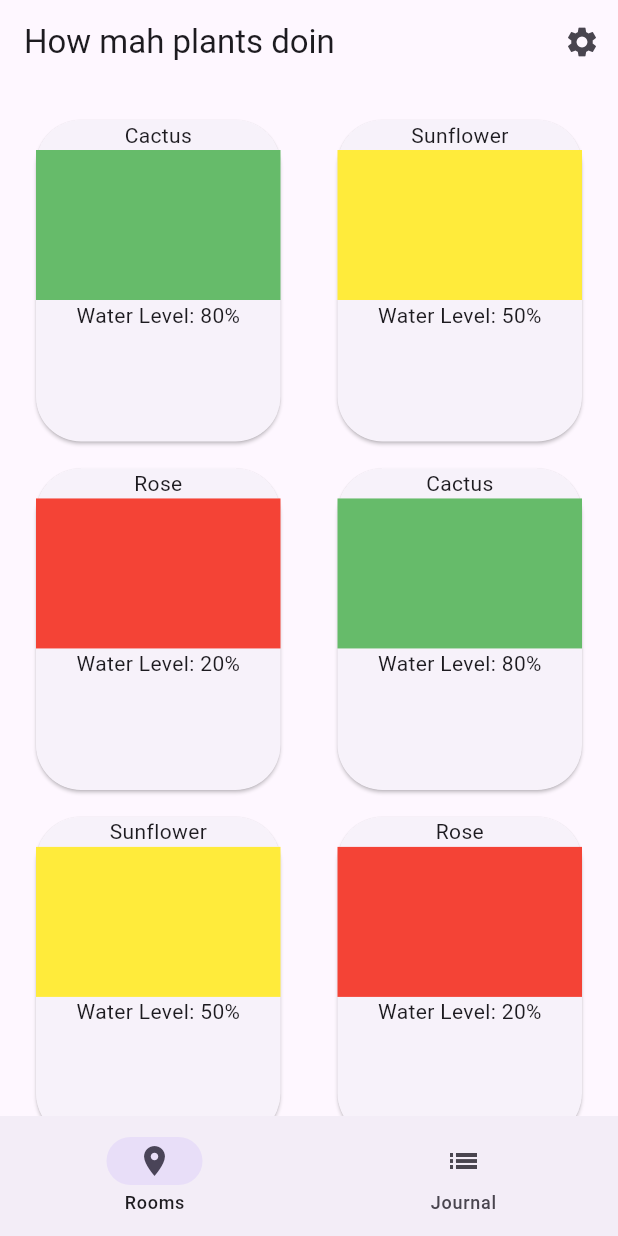
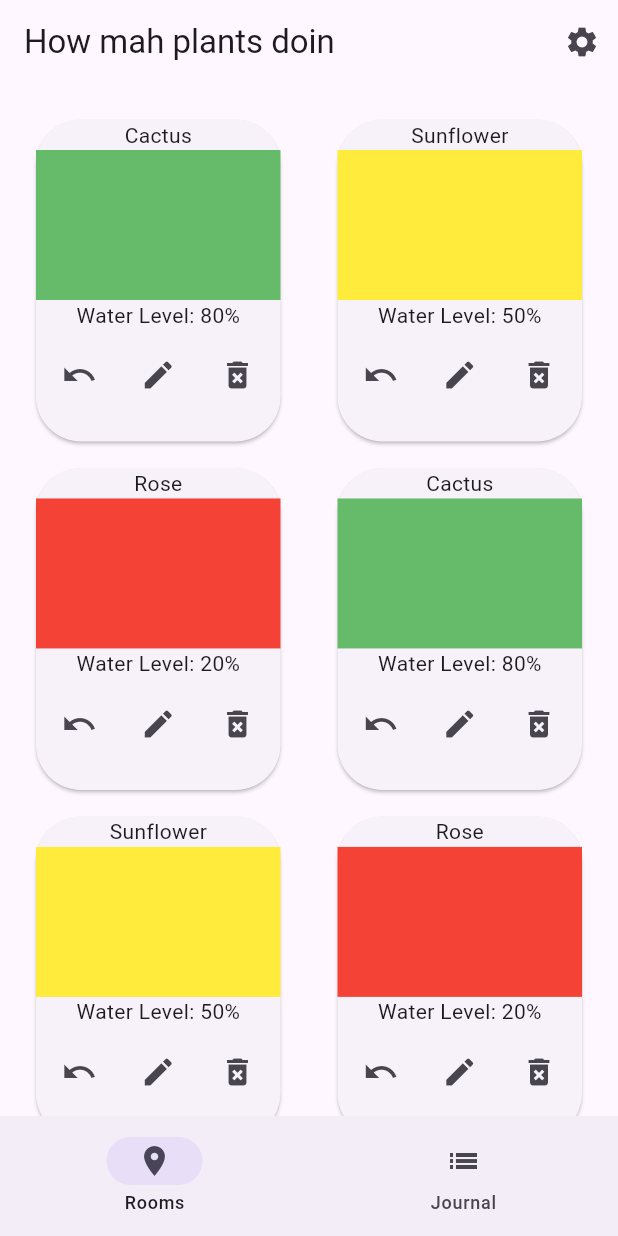
Before and after one commit to bromi0/simple_water_tracker, a Flutter app: the screen it shows after launch, on a phone screen of 412 x 824 dp. Run offline on Flutter 3.47's test engine with Material 3 defaults, Android fonts, the phone set to English and light mode, and no system bars; generated files the repository leaves out were written again.

Commit message:
add state and buttons for cards

```diff
--- a/lib/src/app.dart
+++ b/lib/src/app.dart
@@ -73,7 +73,7 @@ class MyApp extends StatelessWidget {
                     return const SampleItemDetailsView();
                   case PlantListView.routeName:
                   default:
-                    return PlantListView();
+                    return const PlantListView();
                 }
               },
             );
--- a/lib/src/sample_feature/plant_data.dart
+++ b/lib/src/sample_feature/plant_data.dart
@@ -1,3 +1,5 @@
+import 'dart:collection';
+
 import 'package:flutter/material.dart';
 import 'package:uuid/uuid.dart';
 
@@ -15,3 +17,27 @@ class PlantData {
 
   // You can add more properties or methods if needed
 }
+
+class PlantStore extends ChangeNotifier {
+  final List<PlantData> _plants = [
+    PlantData(name: 'Cactus', waterLevel: 80, color: Colors.green.shade400),
+    PlantData(name: 'Sunflower', waterLevel: 50, color: Colors.yellow),
+    PlantData(name: 'Rose', waterLevel: 20, color: Colors.red),
+    PlantData(name: 'Cactus', waterLevel: 80, color: Colors.green.shade400),
+    PlantData(name: 'Sunflower', waterLevel: 50, color: Colors.yellow),
+    PlantData(name: 'Rose', waterLevel: 20, color: Colors.red),
+    // Add more plant data here
+  ];
+
+  UnmodifiableListView<PlantData> get plants => UnmodifiableListView(_plants);
+
+  void add(PlantData plant) {
+    _plants.add(plant);
+    notifyListeners();
+  }
+
+  void remove(PlantData plant) {
+    _plants.remove(plant);
+    notifyListeners();
+  }
+}
--- a/lib/src/sample_feature/plant_list.dart
+++ b/lib/src/sample_feature/plant_list.dart
@@ -1,6 +1,8 @@
 import 'package:flutter/material.dart';
+import 'package:provider/provider.dart';
 import 'package:simple_water_tracker/src/sample_feature/plant_data.dart';
-import 'package:simple_water_tracker/src/sample_feature/sample_item_details_view.dart';
+
+import 'plant_tile.dart';
 
 // To work with lists that may contain a large number of items, it’s best
 // to use the ListView.builder constructor.
@@ -9,73 +11,24 @@ import 'package:simple_water_tracker/src/sample_feature/sample_item_details_view
 // building all Widgets up front, the ListView.builder constructor lazily
 // builds Widgets as they’re scrolled into view.
 class PlantList extends StatelessWidget {
-  const PlantList({
-    super.key,
-    required this.items,
-  });
+  const PlantList({super.key});
 
-  final List<PlantData> items;
   @override
   Widget build(BuildContext context) {
+    return Consumer<PlantStore>(
+      builder: (context, store, child) {
+        final plants = store.plants;
         return GridView.count(
             padding: const EdgeInsets.all(20),
             crossAxisCount: 2,
             crossAxisSpacing: 30,
             mainAxisSpacing: 10,
             childAspectRatio: (1 / 1.3),
-        children: List<PlantTile>.generate(items.length, (index) {
-          return PlantTile(plant: items[index]);
-        })
-
-        // return ListView.builder(
-        //   // Providing a restorationId allows the ListView to restore the
-        //   // scroll position when a user leaves and returns to the app after it
-        //   // has been killed while running in the background.
-        //   // restorationId: 'plantListView',
-        //   itemCount: items.length,
-        //   itemBuilder: (BuildContext context, int index) {
-        //     final plant = items[index];
-
-        //     return PlantTile(plant: plant);
-        //   },
+            children: List<PlantTile>.generate(plants.length, (index) {
+              final plant = plants[index];
+              return PlantTile(plant: plant);
+            }));
+      },
     );
   }
 }
-
-class PlantTile extends StatelessWidget {
-  const PlantTile({
-    super.key,
-    required this.plant,
-  });
-
-  final PlantData plant;
-
-  @override
-  Widget build(BuildContext context) {
-    return Card(
-      shape: RoundedRectangleBorder(borderRadius: BorderRadius.circular(30)),
-      child: InkWell(
-        splashColor: plant.color.withAlpha(30),
-        onTap: () {
-          // Navigate to the details page or handle tap event
-          // Navigate to the details page. If the user leaves and returns to
-          // the app after it has been killed while running in the
-          // background, the navigation stack is restored.
-          // Navigator.restorablePushNamed(
-          //   context,
-          //   SampleItemDetailsView.routeName,
-          // );
-        },
-        child: Column(children: [
-          Text(plant.name),
-          Container(
-            width: double.infinity,
-            height: 100,
-            color: plant.color,
-          ),
-          Text('Water Level: ${plant.waterLevel}%'),
-        ]),
-      ),
-    );
-  }
-}
--- a/lib/src/sample_feature/plant_list_view.dart
+++ b/lib/src/sample_feature/plant_list_view.dart
@@ -1,4 +1,5 @@
 import 'package:flutter/material.dart';
+import 'package:provider/provider.dart';
 
 import '../settings/settings_view.dart';
 import 'plant_data.dart';
@@ -6,21 +7,11 @@ import 'plant_list.dart';
 
 /// Displays a list of SampleItems.
 class PlantListView extends StatelessWidget {
-  PlantListView({
+  const PlantListView({
     super.key,
   });
 
   static const routeName = '/';
-
-  final plantData = [
-    PlantData(name: 'Cactus', waterLevel: 80, color: Colors.green.shade400),
-    PlantData(name: 'Sunflower', waterLevel: 50, color: Colors.yellow),
-    PlantData(name: 'Rose', waterLevel: 20, color: Colors.red),
-    PlantData(name: 'Cactus', waterLevel: 80, color: Colors.green.shade400),
-    PlantData(name: 'Sunflower', waterLevel: 50, color: Colors.yellow),
-    PlantData(name: 'Rose', waterLevel: 20, color: Colors.red),
-    // Add more plant data here
-  ];
 
   @override
   Widget build(BuildContext context) {
@@ -39,7 +30,8 @@ class PlantListView extends StatelessWidget {
             ),
           ],
         ),
-        body: PlantList(items: plantData),
+        body: ChangeNotifierProvider(
+            create: (context) => PlantStore(), child: const PlantList()),
         bottomNavigationBar: NavigationBar(destinations: const <Widget>[
           NavigationDestination(
             selectedIcon: Icon(Icons.room),
--- /dev/null
+++ b/lib/src/sample_feature/plant_tile.dart
@@ -0,0 +1,67 @@
+import 'package:flutter/material.dart';
+import 'package:provider/provider.dart';
+import 'package:simple_water_tracker/src/sample_feature/plant_data.dart';
+
+class PlantTile extends StatelessWidget {
+  const PlantTile({
+    super.key,
+    required this.plant,
+  });
+
+  final PlantData plant;
+
+  @override
+  Widget build(BuildContext context) {
+    final PlantStore store = Provider.of<PlantStore>(context);
+    return Card(
+      shape: RoundedRectangleBorder(borderRadius: BorderRadius.circular(30)),
+      child: InkWell(
+        splashColor: plant.color.withAlpha(30),
+        onTap: () {
+          // Navigate to the details page or handle tap event
+          // Navigate to the details page. If the user leaves and returns to
+          // the app after it has been killed while running in the
+          // background, the navigation stack is restored.
+          // Navigator.restorablePushNamed(
+          //   context,
+          //   SampleItemDetailsView.routeName,
+          // );
+        },
+        child: Column(children: [
+          Text(plant.name),
+          Container(
+            width: double.infinity,
+            height: 100,
+            color: plant.color,
+          ),
+          Text('Water Level: ${plant.waterLevel}%'),
+          const Spacer(),
+          Padding(
+            padding: const EdgeInsets.only(bottom: 20),
+            child: Row(
+              mainAxisAlignment: MainAxisAlignment.spaceEvenly,
+              children: [
+                // Cancel watering
+                IconButton(
+                  onPressed: () {},
+                  icon: const Icon(Icons.undo),
+                ),
+                // Edit plant
+                IconButton(
+                  onPressed: () {},
+                  icon: const Icon(Icons.edit),
+                ),
+                // Delete plant
+                IconButton(
+                    onPressed: () {
+                      store.remove(plant);
+                    },
+                    icon: const Icon(Icons.delete_forever)),
+              ],
+            ),
+          ),
+        ]),
+      ),
+    );
+  }
+}
--- a/pubspec.yaml
+++ b/pubspec.yaml
@@ -14,6 +14,8 @@ dependencies:
     sdk: flutter
   flutter_localizations:
     sdk: flutter
+  hive: ^2.2.3
+  provider: ^6.1.2
   uuid: ^4.3.0
 
 dev_dependencies:
```
Also changed, not shown: pubspec.lock. Lines whose indentation alone changed are shown as unchanged.
